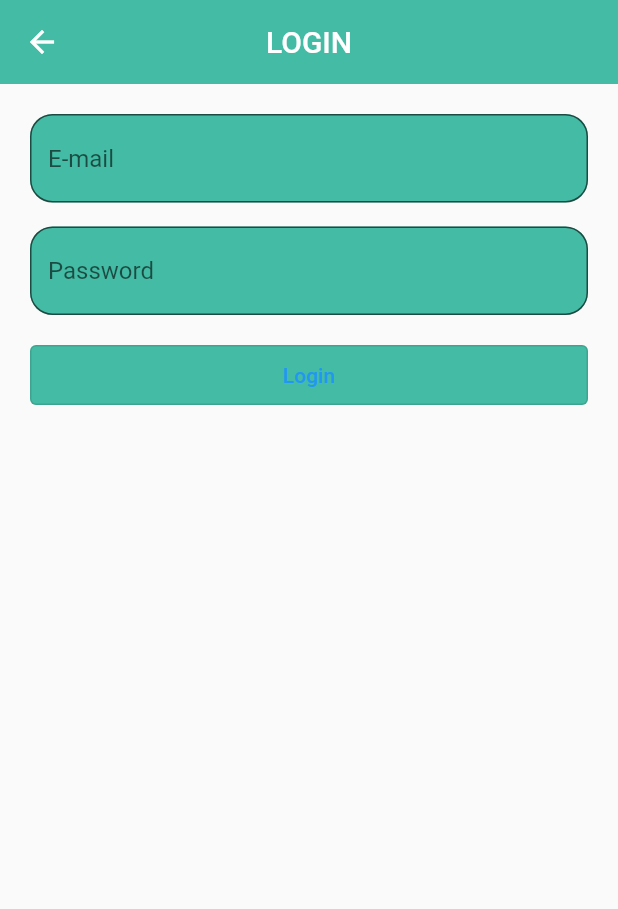
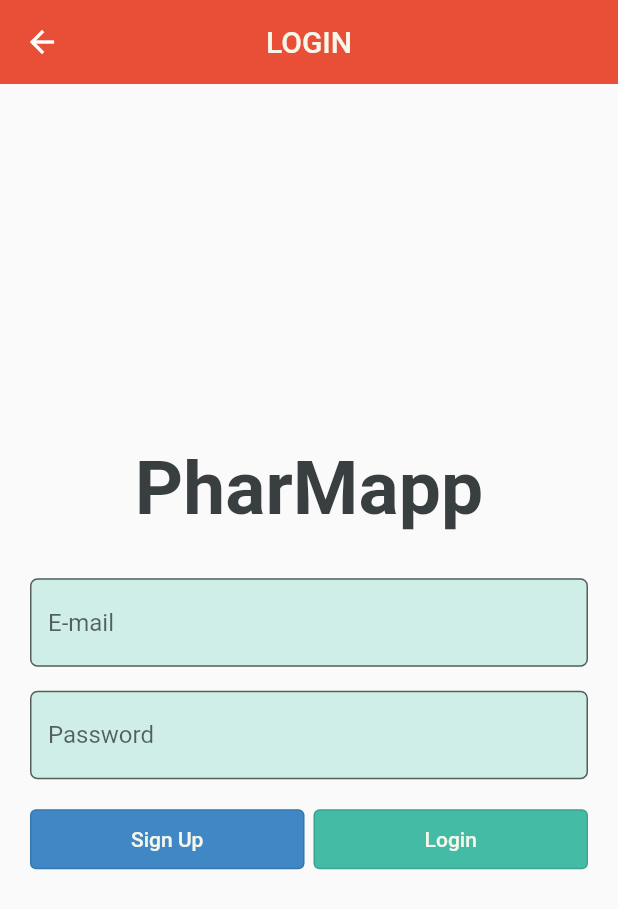
Before and after one commit to mustafaaycll/pharmapp, a Flutter app: the Login screen opened by its route, on a phone screen of 412 x 824 dp. Shown: the top 909 px of the screen. Run offline on Flutter 3.47's test engine with Material 2 defaults, Android fonts, the phone set to English and light mode, and no system bars; our stand-ins replace stylish_bottom_bar.

Commit message:
Text, signup button, correction in colors

```diff
--- a/lib/main.dart
+++ b/lib/main.dart
@@ -11,7 +11,7 @@ void main() {
     MaterialApp(
       title: 'PharMapp',
       debugShowCheckedModeBanner: false,
-      home: Login(),
+      home: Home(),
       routes: {
         '/home': (context) => Home(),
         '/profile': (context) => Profile(),
--- a/lib/screens/authentication/login.dart
+++ b/lib/screens/authentication/login.dart
@@ -35,13 +35,15 @@ class _LoginState extends State<Login> {
       appBar: AppBar(
         title: Text(
           'LOGIN',
+          style: TextStyle(color: AppColors.titleText),
         ),
-        backgroundColor: AppColors.greenColor,
+        backgroundColor: AppColors.primary,
         centerTitle: true,
         elevation: 0.0,
       ),
       body: Padding(
         padding: EdgeInsets.all(20),
+        child: Center(
           child: SingleChildScrollView(
             child: Form(
               key: _formKey,
@@ -49,21 +51,35 @@ class _LoginState extends State<Login> {
                 mainAxisAlignment: MainAxisAlignment.start,
                 children: [
                   Row(
+                    mainAxisAlignment: MainAxisAlignment.spaceEvenly,
+                    children: [
+                      Text(
+                        'PharMapp',
+                        style: TextStyle(
+                          color: AppColors.bodyText,
+                          fontWeight: FontWeight.w700,
+                          fontSize: 50,
+                        ),
+                      ),
+                    ],
+                  ),
+                  SizedBox(height: 30),
+                  Row(
                     crossAxisAlignment: CrossAxisAlignment.start,
                     children: [
                       Expanded(
                         flex: 1,
                         child: TextFormField(
                           decoration: InputDecoration(
-                          fillColor: AppColors.greenColor,
+                            fillColor: AppColors.secondary75percent,
                             filled: true,
                             hintText: 'E-mail',
                             border: OutlineInputBorder(
                               borderSide: BorderSide(
-                              color: AppColors.blueColor,
+                                color: AppColors.secondary50percent,
 
                               ),
-                            borderRadius: BorderRadius.all(Radius.circular(15)),
+                              borderRadius: BorderRadius.all(Radius.circular(5)),
                             )
                           ),
                           keyboardType: TextInputType.emailAddress,
@@ -84,14 +100,14 @@ class _LoginState extends State<Login> {
                         flex: 1,
                         child: TextFormField(
                           decoration: InputDecoration(
-                          fillColor: AppColors.greenColor,
+                            fillColor: AppColors.secondary75percent,
                             filled: true,
                             hintText: 'Password',
                             border: OutlineInputBorder(
                               borderSide: BorderSide(
-                              color: AppColors.greenColor,
+                                color: AppColors.secondary75percent,
                               ),
-                            borderRadius: BorderRadius.all(Radius.circular(15)),
+                              borderRadius: BorderRadius.all(Radius.circular(5)),
                             ),
                           ),
                           keyboardType: TextInputType.text,
@@ -107,10 +123,27 @@ class _LoginState extends State<Login> {
                       )
                     ],
                   ),
-            SizedBox(height: 16,),
+              SizedBox(height: 16),
               Row(
                 crossAxisAlignment: CrossAxisAlignment.start,
                 children: <Widget>[
+                  Expanded(
+                    flex: 1,
+                    child: OutlinedButton(
+                      onPressed: () {},
+                      child: Padding(
+                        padding: const EdgeInsets.symmetric(vertical: 12.0),
+                        child: Text(
+                          'Sign Up',
+                          style: TextStyle(color: AppColors.buttonText),
+                        ),
+                      ),
+                      style: OutlinedButton.styleFrom(
+                        backgroundColor: AppColors.button,
+                      ),
+                    ),
+                  ),
+                  SizedBox(width:6),
                   Expanded(
                     flex: 1,
                     child: OutlinedButton(
@@ -128,13 +161,14 @@ class _LoginState extends State<Login> {
                         padding: const EdgeInsets.symmetric(vertical: 12.0),
                         child: Text(
                           'Login',
+                          style: TextStyle(color: AppColors.buttonText),
                         ),
                       ),
                       style: OutlinedButton.styleFrom(
-                      backgroundColor: AppColors.greenColor,
+                        backgroundColor: AppColors.secondary,
                       ),
                     ),
-                ),
+                  )
                 ],
               ),
               ],
@@ -142,6 +176,7 @@ class _LoginState extends State<Login> {
           ),
       ),
         ),
+      ),
     );
   }
 }
--- a/lib/utils/colors.dart
+++ b/lib/utils/colors.dart
@@ -1,9 +1,18 @@
 import 'package:flutter/material.dart';
 
 class AppColors {
-  static final Color greenColor = Color(0xff44BBA4);
-  static final Color blueColor = Color(0xff3F88C5);
-  static final Color blackColor = Color(0xff393E41);
-  static final Color redColor = Color(0xffE94F37);
-  static final Color whiteColor = Color(0xffF6F7EB);
+  static final Color primary = Color(0xffE94F37);
+  static final Color primary50percent = Color(0xffF4A69A);
+
+  static final Color secondary = Color(0xff44BBA4);
+  static final Color secondary50percent = Color(0xffA1DDD1);
+  static final Color secondary75percent = Color(0xffD0EEE8);
+
+  static final Color background = Color(0xffF6F7EB);
+
+  static final Color titleText = Color(0xffF6F7EB);
+  static final Color bodyText = Color(0xff393E41);
+
+  static final Color button = Color(0xff3F88C5);
+  static final Color buttonText = Color(0xffF6F7EB);
 }
```
Lines whose indentation alone changed are shown as unchanged.
